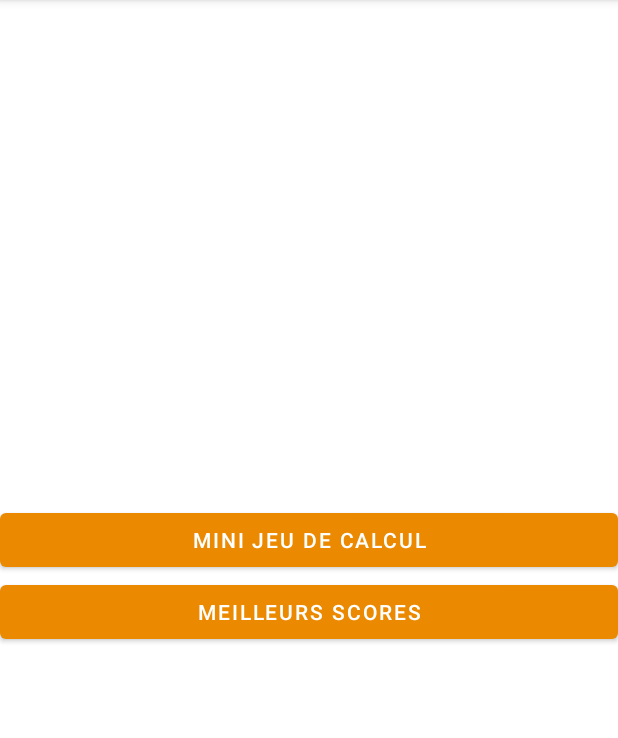
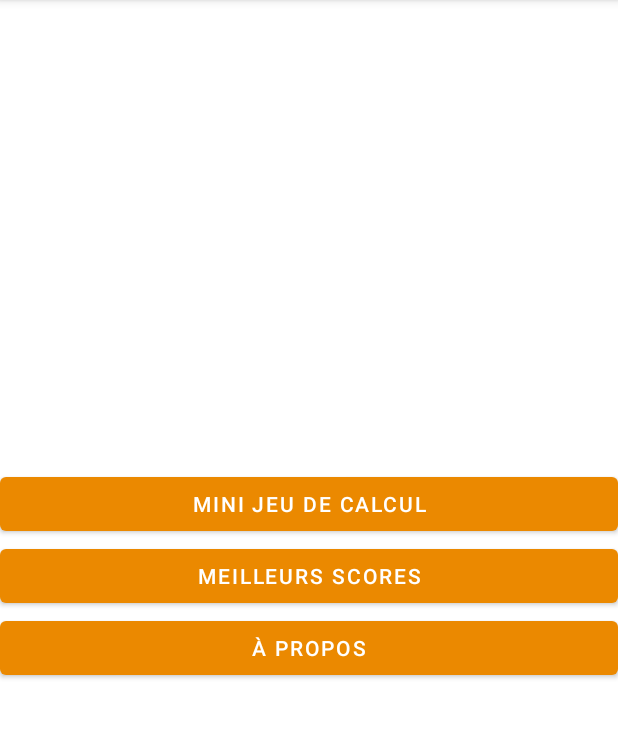
Before and after one commit to yeezhy/AppMobile, an Android app: the screen it shows after launch (MainActivity), on a phone screen of 412 x 824 dp, the part 84-822 px from its top. Run offline under Robolectric (Android 15) with nearby library versions, the phone set to English and light mode, and no system bars.

Commit message:
Last_Commit

```diff
--- /dev/null
+++ b/app/src/main/java/com/example/cours_groupe2/AboutActivity.java
@@ -0,0 +1,4 @@
+package com.example.cours_groupe2;
+
+public class AboutActivity {
+}
--- a/app/src/main/java/com/example/cours_groupe2/MainActivity.java
+++ b/app/src/main/java/com/example/cours_groupe2/MainActivity.java
@@ -4,7 +4,6 @@ import androidx.appcompat.app.AppCompatActivity;
 
 import android.content.Intent;
 import android.os.Bundle;
-import android.view.View;
 import android.widget.Button;
 
 public class MainActivity extends AppCompatActivity {
@@ -12,6 +11,7 @@ public class MainActivity extends AppCompatActivity {
     private Button boutonCalcul;
 
     private Button boutonMeilleurScore;
+    private Button boutonAPropos;
 
     @Override
     protected void onCreate(Bundle savedInstanceState) {
@@ -28,5 +28,10 @@ public class MainActivity extends AppCompatActivity {
             Intent intent = new Intent(MainActivity.this,LastActivity.class);
             startActivity(intent);
         });
+        boutonAPropos = findViewById(R.id.boutonAbout);
+        boutonAPropos.setOnClickListener(view ->{
+            Intent intent = new Intent(MainActivity.this, AboutActivity.class);
+            startActivity(intent);
+        });
     }
 }
--- a/app/src/main/java/com/example/cours_groupe2/model/entities/Score.java
+++ b/app/src/main/java/com/example/cours_groupe2/model/entities/Score.java
@@ -1,14 +1,8 @@
 package com.example.cours_groupe2.model.entities;
 
 public class Score extends BaseEntity{
-
     private String nom;
     private Integer score;
-
-    public Score(String nom, Integer score){
-        this.nom = nom;
-        this.score=score;
-    }
 
     public Score(){}
 
--- a/app/src/main/res/layout/activity_main.xml
+++ b/app/src/main/res/layout/activity_main.xml
@@ -24,5 +24,11 @@
             android:layout_width="match_parent"
             android:layout_height="wrap_content"
             android:text="@string/text_bouton_meilleur_score" />
+
+        <Button
+            android:id="@+id/boutonAbout"
+            android:layout_width="match_parent"
+            android:layout_height="wrap_content"
+            android:text="@string/text_bouton_about" />
     </LinearLayout>
 </androidx.constraintlayout.widget.ConstraintLayout>
--- a/app/src/main/res/values/strings.xml
+++ b/app/src/main/res/values/strings.xml
@@ -22,6 +22,7 @@
     <string name="text_J1">Joueur 1: </string>
     <string name="text_J2">Joueur 2: </string>
     <string name="text_J3">Joueur 3: </string>
+    <string name="text_bouton_about">À propos</string>
     <string name="ERROR_NUMBER_TOO_HIGH"> Le nombre est trop grand</string>
 
 </resources>
```
Also changed, not shown: app/src/main/res/layout/activity_about.xml (added, +48 -0 lines), 1 other file.
